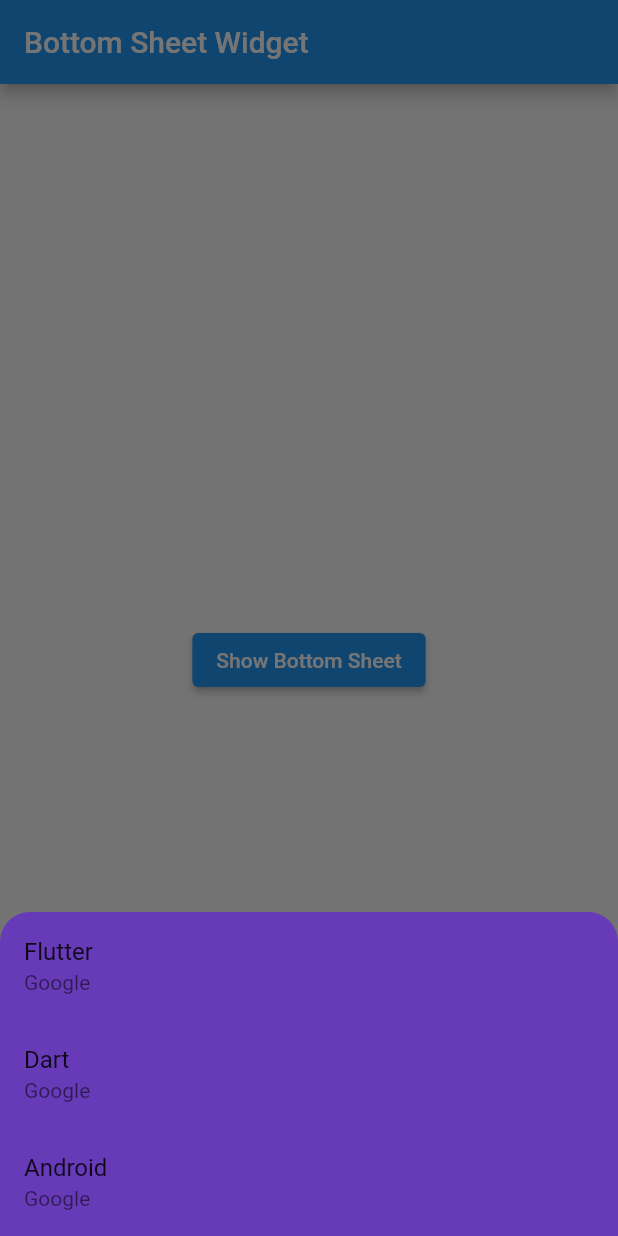
After one commit to goimmence/immencers-app, a Flutter app: the BottomSheetWidget screen opened directly, after a tap on "Show Bottom Sheet", on a phone screen of 412 x 824 dp. The commit adds this screen. Run offline on Flutter 3.47's test engine with Material 2 defaults, Android fonts, the phone set to English and light mode, and no system bars; our stand-ins replace cached_network_image.

Commit message:
build: add bottom sheet widget
- Add ElevatedButton in onPressed call showModalBottomSheet.
- Tap on button bottom sheet pop up has list in it.

```diff
--- a/lib/main.dart
+++ b/lib/main.dart
@@ -1,5 +1,6 @@
 import 'package:flutter/material.dart';
 import 'package:flutter_basic/widgets/alert.dart';
+import 'package:flutter_basic/widgets/bottom_sheet_widget.dart';
 import 'package:flutter_basic/widgets/button.dart';
 import 'package:flutter_basic/widgets/container_and_sizedbox.dart';
 import 'package:flutter_basic/widgets/dismissible.dart';
@@ -30,7 +31,8 @@
       // home: const DismissibleWidget(),
       // home: const DrawerWidget(),
       // home: const ImageWidget(),
-      home: const AlertWidget(),
+      // home: const AlertWidget(),
+      home: const BottomSheetWidget(),
     );
   }
 }
--- /dev/null
+++ b/lib/widgets/bottom_sheet_widget.dart
@@ -0,0 +1,53 @@
+import 'package:flutter/material.dart';
+
+class BottomSheetWidget extends StatelessWidget {
+  const BottomSheetWidget({Key? key}) : super(key: key);
+
+  @override
+  Widget build(BuildContext context) {
+    return Scaffold(
+      appBar: AppBar(
+        title: const Text("Bottom Sheet Widget"),
+      ),
+      body: Center(
+        child: ElevatedButton(
+          child: const Text('Show Bottom Sheet'),
+          onPressed: () {
+            showModalBottomSheet(
+              backgroundColor: Theme.of(context).primaryColor,
+              shape: const RoundedRectangleBorder(
+                borderRadius: BorderRadius.only(
+                  topLeft: Radius.circular(20),
+                  topRight: Radius.circular(20),
+                ),
+              ),
+              elevation: 0,
+              isDismissible: true,
+              enableDrag: true,
+              context: context,
+              builder: (context) {
+                return Column(
+                  mainAxisSize: MainAxisSize.min,
+                  children: const [
+                    ListTile(
+                      title: Text('Flutter'),
+                      subtitle: Text('Google'),
+                    ),
+                    ListTile(
+                      title: Text('Dart'),
+                      subtitle: Text('Google'),
+                    ),
+                    ListTile(
+                      title: Text('Android'),
+                      subtitle: Text('Google'),
+                    ),
+                  ],
+                );
+              },
+            );
+          },
+        ),
+      ),
+    );
+  }
+}
```
Also changed, not shown: 1 other file.
